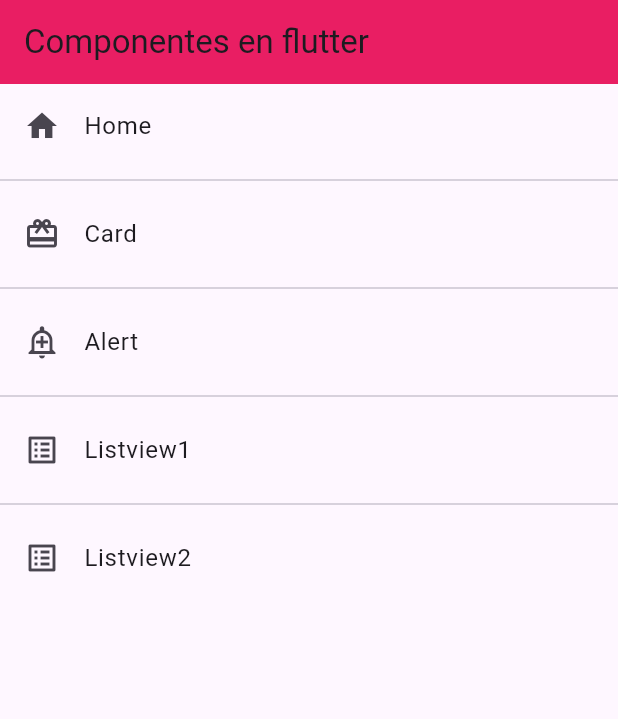
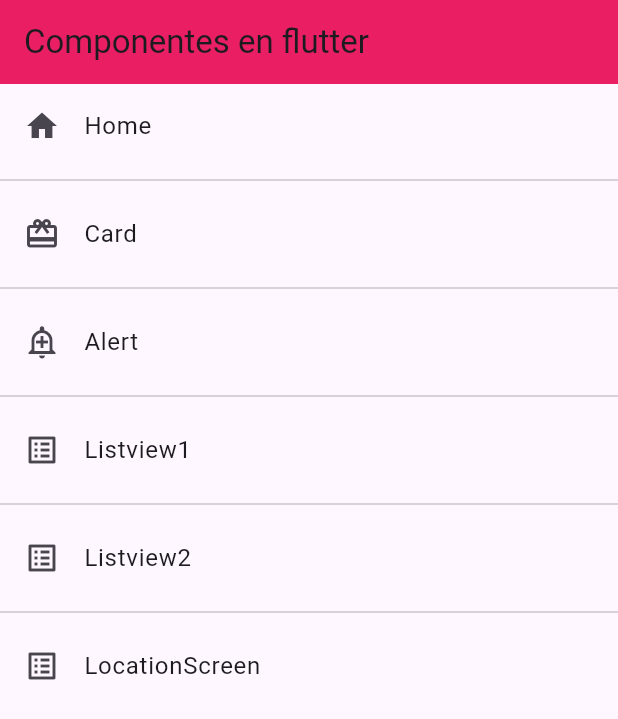
Before and after one commit to JJSaavedra52/CRUD_heroes, a Flutter app: the screen it shows after launch, on a phone screen of 412 x 824 dp. Shown: the top 719 px of the screen. Run offline on Flutter 3.47's test engine with Material 3 defaults, Android fonts, the phone set to English and light mode, and no system bars.

Commit message:
se actualiza router

```diff
--- a/lib/router/app_router.dart
+++ b/lib/router/app_router.dart
@@ -1,4 +1,5 @@
 import 'package:fl_componentes/models/menu_options.dart';
+import 'package:fl_componentes/screens/location_screen.dart';
 import 'package:fl_componentes/screens/screens.dart' ;
 import 'package:flutter/material.dart' ;
 
@@ -11,6 +12,7 @@ class AppRoutes {
     MenuOption(route: "alert", icon: Icons.add_alert_outlined, name: "Alert", screen: AlertScreen()),
     MenuOption(route: "listview1", icon: Icons.list_alt_outlined, name: "Listview1", screen: Listview1Screen()),
     MenuOption(route: "listview2", icon: Icons.list_alt_outlined, name: "Listview2", screen: Listview2Screen()),
+    MenuOption(route: "LocationScreen", icon: Icons.list_alt_outlined, name: "LocationScreen", screen: LocationScreen()),
   ];
 
   static Map<String, Widget Function(BuildContext)> getRoutes() {
```
